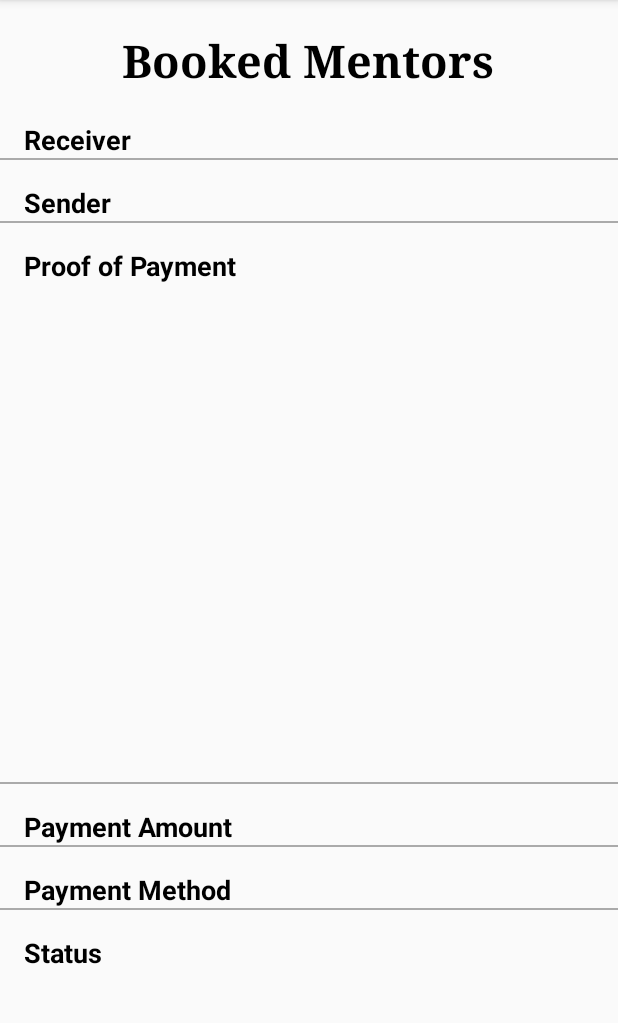
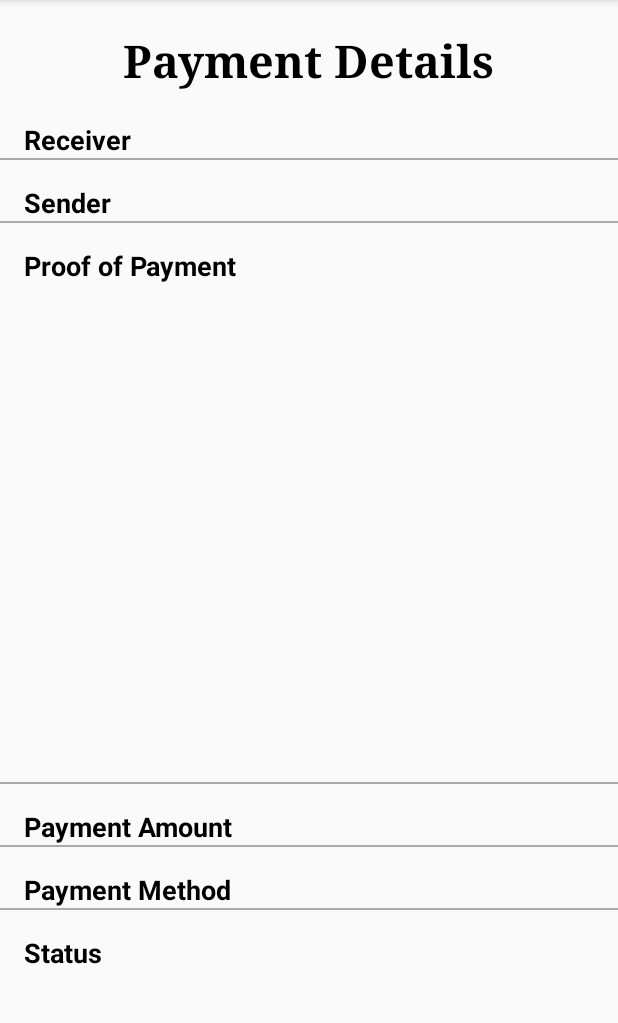
Before and after one commit to andrino25/PassionVentureV3, an Android app: the PaymentDetails screen opened directly, with no data from a screen before it, on a phone screen of 412 x 824 dp, the part 84-1107 px from its top. Run offline under Robolectric (Android 15) with nearby library versions, the phone set to English and light mode, and no system bars; our stand-ins replace Firebase (no records; nobody signed in at launch, a user with empty details on screens opened directly), Picasso; 2 statements that could not run were skipped.

Commit message:
goods nako ani

```diff
--- a/app/src/main/res/layout/activity_payment_details.xml
+++ b/app/src/main/res/layout/activity_payment_details.xml
@@ -60,7 +60,7 @@
                 android:layout_height="wrap_content"
                 android:layout_centerHorizontal="true"
                 android:layout_marginTop="20dp"
-                android:text="Booked Mentors"
+                android:text="Payment Details"
                 android:fontFamily="serif"
                 android:textColor="@color/black"
                 android:textSize="30sp"
```
